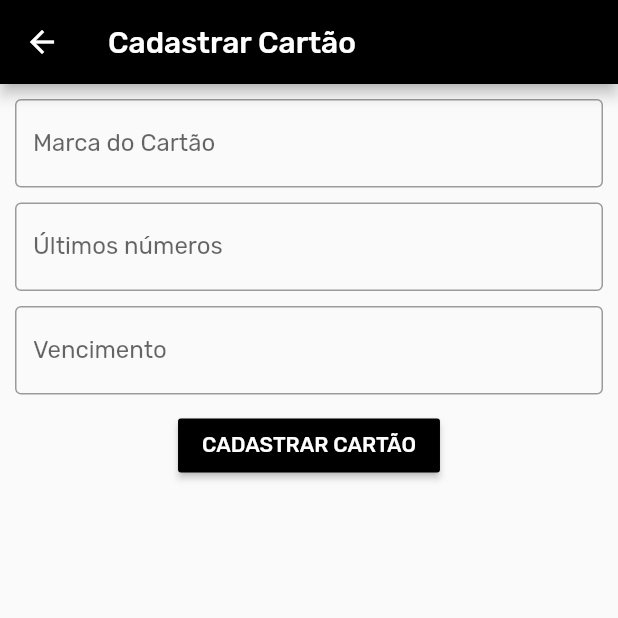
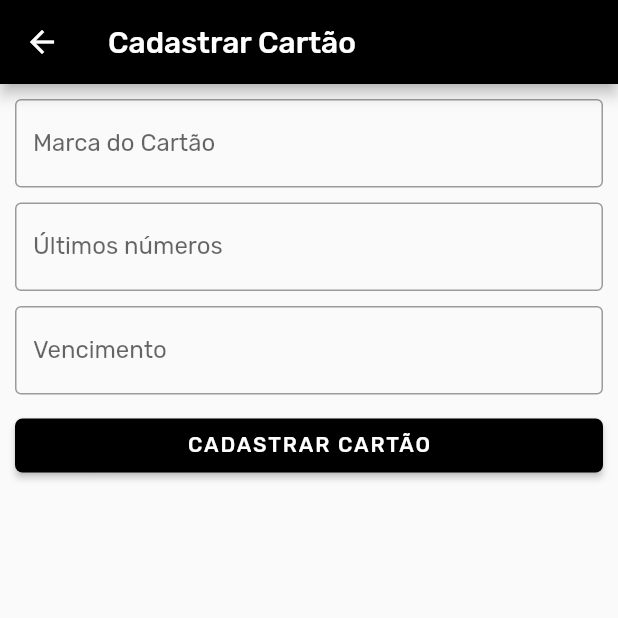
Before and after one commit to GRR2020/curimba, a Flutter app: the screen it shows after launch, after a tap on "CADASTRAR CARTÃO", on a phone screen of 412 x 824 dp, the top half of it. Run offline on Flutter 3.47's test engine with Material 2 defaults, Android fonts, the phone set to English and light mode, and no system bars; our stand-ins replace mask_text_input_formatter, sqflite; accounts and stored records are empty.

Commit message:
Trabalhando na listagem de cartões

```diff
--- a/lib/main.dart
+++ b/lib/main.dart
@@ -12,9 +12,18 @@ class MyApp extends StatelessWidget {
   @override
   Widget build(BuildContext context) {
     return MaterialApp(
-      title: 'Welcome to FlutterStartup Name Generator',
+      title: 'App',
       theme: ThemeData(
+        textTheme: TextTheme(
+          button: TextStyle(
+            letterSpacing: 1.25
+          )
+        ),
+        fontFamily: 'Rubik',
         primaryColor: Colors.black,
+        buttonTheme: ButtonThemeData(
+          shape: RoundedRectangleBorder(borderRadius: BorderRadius.circular(5)),
+        ),
       ),
       home: Home(),
     );
--- a/lib/screens/create_card.dart
+++ b/lib/screens/create_card.dart
@@ -28,14 +28,14 @@ class _CreateCardState extends State<CreateCard> {
     return Scaffold(
         key: _scaffoldKey,
         appBar: AppBar(
-          title:
-              Text('Cadastrar Cartão', style: TextStyle(fontFamily: 'Rubik')),
+          title: Text('Cadastrar Cartão'),
         ),
         body: Container(
-            padding: EdgeInsets.only(left: 10, right: 10, top: 10),
+            padding: EdgeInsets.only(left: 10, right: 10),
             child: Form(
                 key: _formKey,
-                child: Column(children: <Widget>[
+                child: ListView(children: <Widget>[
+                  SizedBox(height: 10),
                   TextFormField(
                     controller: _brandNameController,
                     focusNode: _brandNameFocus,
@@ -45,9 +45,7 @@ class _CreateCardState extends State<CreateCard> {
                     decoration: InputDecoration(
                         border: OutlineInputBorder(),
                         hintText: 'Visa',
-                        labelText: 'Marca do Cartão',
-                        labelStyle: TextStyle(fontFamily: 'Rubik'),
-                        hintStyle: TextStyle(fontFamily: 'Rubik')),
+                        labelText: 'Marca do Cartão'),
                     validator: (value) {
                       return Validators.validateNotEmpty(value);
                     },
@@ -67,9 +65,7 @@ class _CreateCardState extends State<CreateCard> {
                     decoration: InputDecoration(
                         border: OutlineInputBorder(),
                         hintText: '•••• •••• •••• 4444',
-                        labelText: 'Últimos números',
-                        labelStyle: TextStyle(fontFamily: 'Rubik'),
-                        hintStyle: TextStyle(fontFamily: 'Rubik')),
+                        labelText: 'Últimos números'),
                     validator: (value) {
                       return Validators.validateLastNumbers(value);
                     },
@@ -88,23 +84,19 @@ class _CreateCardState extends State<CreateCard> {
                     decoration: InputDecoration(
                         border: OutlineInputBorder(),
                         labelText: 'Vencimento',
-                        hintText: 'DD/MM',
-                        labelStyle: TextStyle(fontFamily: 'Rubik'),
-                        hintStyle: TextStyle(fontFamily: 'Rubik')),
+                        hintText: 'DD/MM'),
                     validator: (value) {
                       return Validators.validateExpiryDate(value);
                     },
                   ),
                   SizedBox(height: 10),
                   RaisedButton(
-                    onPressed: () {
-                      _submitCard();
-                    },
-                    color: Colors.black,
-                    textColor: Colors.white,
-                    child: Text('Cadastrar cartão'.toUpperCase(),
-                        style: TextStyle(fontFamily: 'Rubik')),
-                  )
+                      onPressed: () {
+                        _submitCard();
+                      },
+                      color: Colors.black,
+                      textColor: Colors.white,
+                      child: Text('Cadastrar cartão'.toUpperCase()))
                 ]))));
   }
 
@@ -126,7 +118,7 @@ class _CreateCardState extends State<CreateCard> {
   }
 
   Future<int> _registerCard() async {
-    return await CardRepository().insert(CardModel(
+    return await CardRepository.insert(CardModel(
         lastNumbers: _lastNumbersController.text,
         brandName: _brandNameController.text,
         expiryDate: _expiryDateController.text));
--- a/lib/screens/home.dart
+++ b/lib/screens/home.dart
@@ -1,36 +1,42 @@
 import 'package:curimba/screens/create_card.dart';
 import 'package:flutter/material.dart';
+
+import 'list_cards.dart';
 
 class Home extends StatelessWidget {
   @override
   Widget build(BuildContext context) {
     return Scaffold(
         appBar: AppBar(
-          title: Text('Tela inicial', style: TextStyle(fontFamily: 'Rubik')),
+          title: Text('Tela inicial'),
         ),
-        body: Center(
+        body: Container(
+            padding: EdgeInsets.only(left: 10, right: 10, top: 10),
             child: Column(children: <Widget>[
-              RaisedButton(
+              Row(children: <Widget>[
+                Expanded(
+                    child: RaisedButton(
                         onPressed: () {
                           Navigator.push(
                             context,
-                    MaterialPageRoute(builder: (context) => CreateCard()),
+                            MaterialPageRoute(
+                                builder: (context) => CreateCard()),
                           );
                         },
                         color: Colors.black,
                         textColor: Colors.white,
-                child: Text('Cadastrar cartão'.toUpperCase(),
-                    style: TextStyle(fontFamily: 'Rubik')),
-              ),
-              RaisedButton(
+                        child: Text('Cadastrar cartão'.toUpperCase())))
+              ]),
+              Row(children: <Widget>[
+                Expanded(
+                    child: RaisedButton(
                         onPressed: () {
-                  // MaterialPageRoute(builder: (context) => ListCard());
+                          MaterialPageRoute(builder: (context) => ListCards());
                         },
                         color: Colors.black,
                         textColor: Colors.white,
-                child: Text('Listar cartões'.toUpperCase(),
-                    style: TextStyle(fontFamily: 'Rubik')),
-              )
+                        child: Text('Listar cartões'.toUpperCase())))
+              ]),
             ])));
   }
 }
```
Also changed, not shown: lib/repositories/card_repository.dart (+17 -3 lines), lib/screens/list_cards.dart (+31 -3 lines), pubspec.lock. Lines whose indentation alone changed are shown as unchanged.
